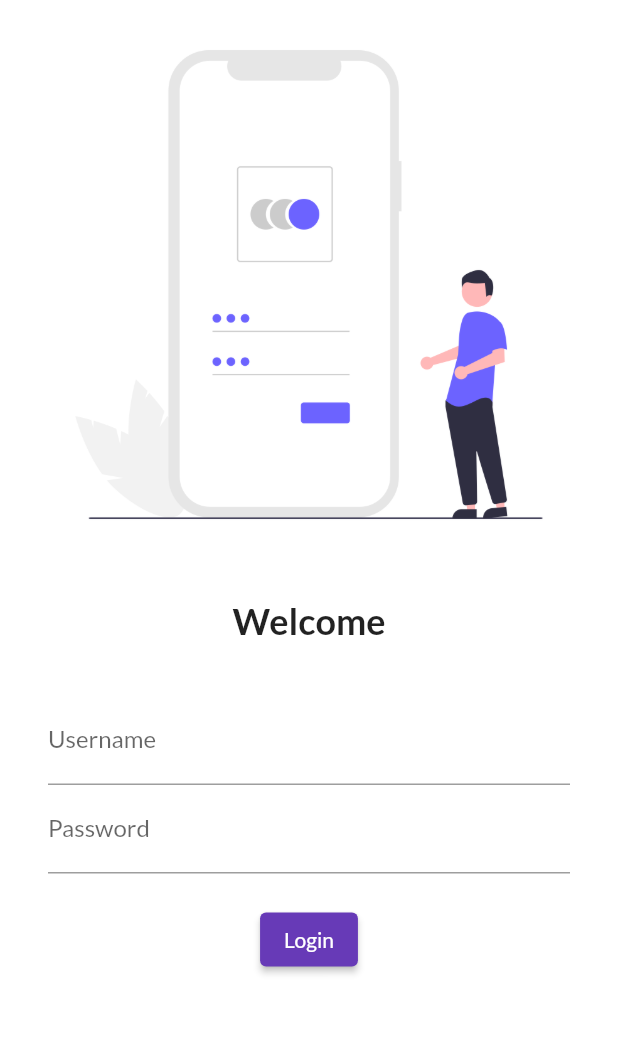
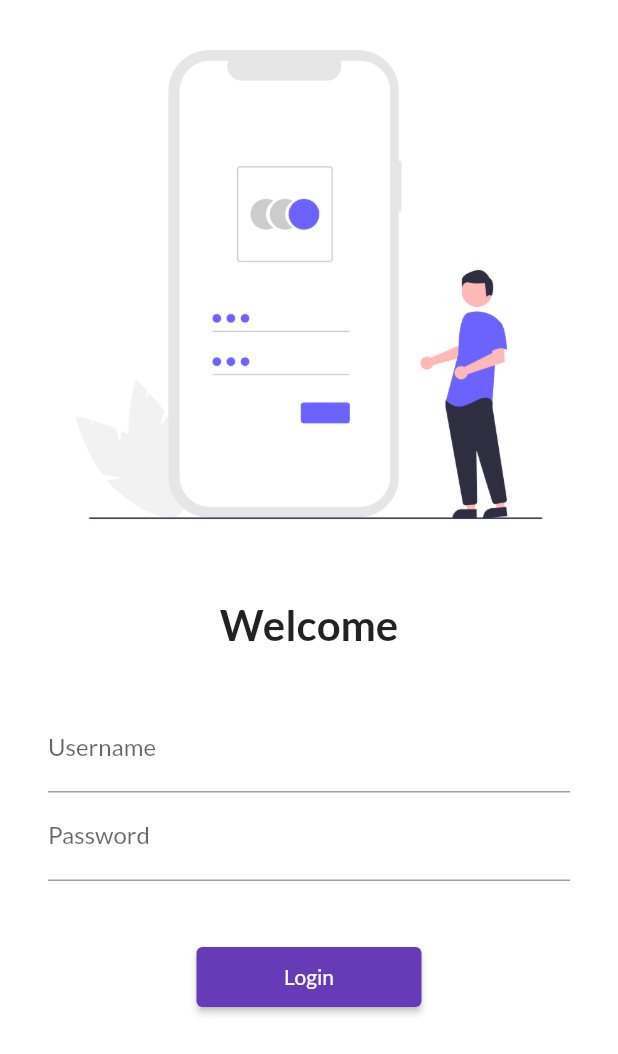
Before and after one commit to TheBugDr0id/30DaysOfFlutter, a Flutter app: the screen it shows after launch, on a phone screen of 412 x 824 dp. Shown: the top 1054 px of the screen. Run offline on Flutter 3.47's test engine with Material 2 defaults, Android fonts, the phone set to English and light mode, and no system bars; our stand-ins replace google_fonts.

Commit message:
Day 5 completed

```diff
--- a/lib/main.dart
+++ b/lib/main.dart
@@ -3,6 +3,7 @@
 import 'package:flutter/material.dart';
 import 'package:flutter_catalogue/pages/home_page.dart';
 import 'package:flutter_catalogue/pages/login_page.dart';
+import 'package:flutter_catalogue/utils/routes.dart';
 import 'package:google_fonts/google_fonts.dart';
 
 void main() {
@@ -22,14 +23,15 @@ class MyApp extends StatelessWidget {
         fontFamily: GoogleFonts.lato().fontFamily,
         //primaryTextTheme: GoogleFonts.latoTextTheme()
       ),
+      debugShowCheckedModeBanner: false,
       darkTheme: ThemeData(
         brightness: Brightness.dark,
       ),
       initialRoute: "/",
       routes: {
         "/": (context) => LoginPage(),
-        "/home": (context) => HomePage(),
-        "/login": (context) => LoginPage(),
+        MyRoutes.homeRoute: (context) => HomePage(),
+        MyRoutes.loginRoute: (context) => LoginPage(),
       },
     );
   }
--- a/lib/pages/login_page.dart
+++ b/lib/pages/login_page.dart
@@ -1,6 +1,7 @@
-// ignore_for_file: prefer_const_constructors
+// ignore_for_file: prefer_const_constructors, avoid_print
 
 import 'package:flutter/material.dart';
+import 'package:flutter_catalogue/utils/routes.dart';
 
 class LoginPage extends StatelessWidget {
   const LoginPage({Key? key}) : super(key: key);
@@ -8,7 +9,8 @@ class LoginPage extends StatelessWidget {
   @override
   Widget build(BuildContext context) {
     return Material(
-        color: Colors.white,
+      color: Colors.white,
+      child: SingleChildScrollView(
         child: Column(
           children: [
             Image.asset(
@@ -21,7 +23,7 @@ class LoginPage extends StatelessWidget {
             Text(
               "Welcome",
               style: TextStyle(
-                fontSize: 24,
+                fontSize: 28,
                 fontWeight: FontWeight.bold,
               ),
             ),
@@ -43,19 +45,21 @@ class LoginPage extends StatelessWidget {
                         hintText: "Enter Password", labelText: "Password"),
                   ),
                   SizedBox(
-                    height: 20.0,
+                    height: 40.0,
                   ),
                   ElevatedButton(
                     child: Text("Login"),
-                    style: TextButton.styleFrom(),
+                    style: TextButton.styleFrom(minimumSize: Size(150, 40)),
                     onPressed: () {
-                      print("Hi Anuj");
+                      Navigator.pushNamed(context, MyRoutes.homeRoute);
                     },
                   )
                 ],
               ),
             ),
           ],
-        ));
+        ),
+      ),
+    );
   }
 }
--- /dev/null
+++ b/lib/utils/routes.dart
@@ -0,0 +1,4 @@
+class MyRoutes {
+  static String loginRoute = "/login";
+  static String homeRoute = "/home";
+}
```
